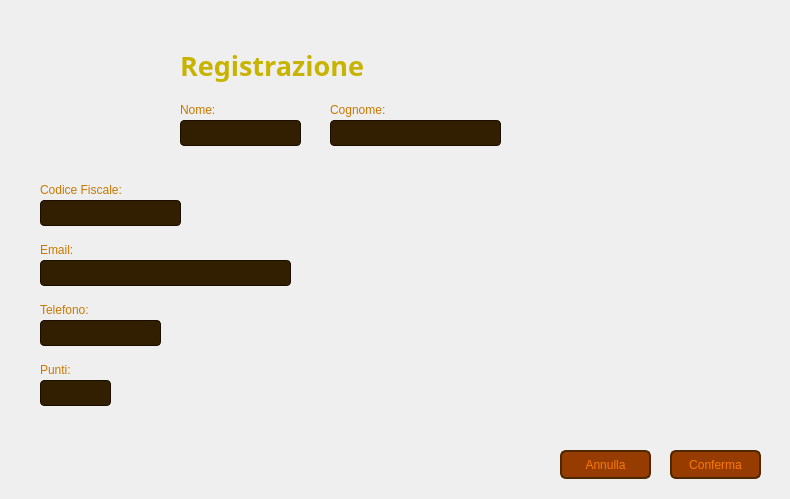
Old version of the form Viste/VistaRegistrazioneCliente.ui in the repository GiacomoPrincipi/CineMax.
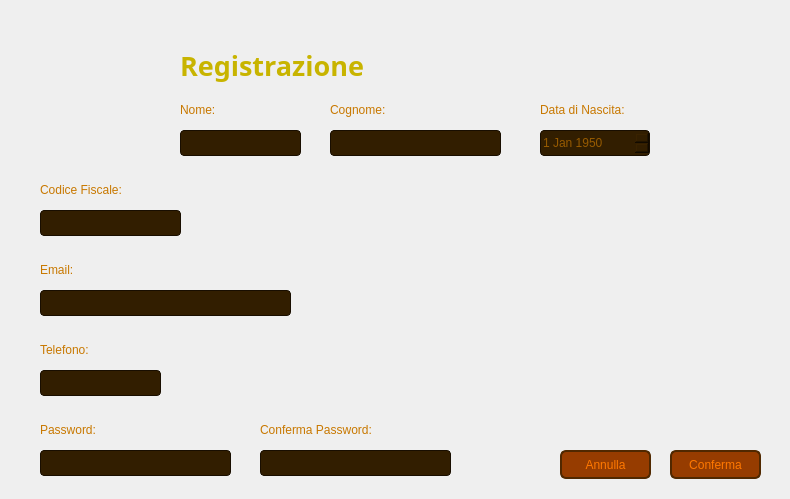
New version of the form. Icons and pictures are not drawn.

What changed in the file:
```diff
--- a/Viste/VistaRegistrazioneCliente.ui
+++ b/Viste/VistaRegistrazioneCliente.ui
@@ -65,7 +65,7 @@
     <rect>
      <x>180</x>
      <y>100</y>
-     <width>63</width>
+     <width>51</width>
      <height>20</height>
     </rect>
    </property>
@@ -86,7 +86,7 @@
     <rect>
      <x>180</x>
      <y>30</y>
-     <width>271</width>
+     <width>241</width>
      <height>71</height>
     </rect>
    </property>
@@ -155,8 +155,8 @@
    <property name="geometry">
     <rect>
      <x>40</x>
-     <y>240</y>
-     <width>81</width>
+     <y>260</y>
+     <width>51</width>
      <height>20</height>
     </rect>
    </property>
@@ -176,8 +176,8 @@
    <property name="geometry">
     <rect>
      <x>40</x>
-     <y>300</y>
-     <width>81</width>
+     <y>340</y>
+     <width>71</width>
      <height>20</height>
     </rect>
    </property>
@@ -193,27 +193,6 @@
     <set>Qt::AlignmentFlag::AlignLeading|Qt::AlignmentFlag::AlignLeft|Qt::AlignmentFlag::AlignVCenter</set>
    </property>
   </widget>
-  <widget class="QLabel" name="labelPunti">
-   <property name="geometry">
-    <rect>
-     <x>40</x>
-     <y>360</y>
-     <width>81</width>
-     <height>20</height>
-    </rect>
-   </property>
-   <property name="styleSheet">
-    <string notr="true">QLabel {
-    color: #C87800;
-}</string>
-   </property>
-   <property name="text">
-    <string>Punti:</string>
-   </property>
-   <property name="alignment">
-    <set>Qt::AlignmentFlag::AlignLeading|Qt::AlignmentFlag::AlignLeft|Qt::AlignmentFlag::AlignVCenter</set>
-   </property>
-  </widget>
   <widget class="QPushButton" name="pushButtonConferma">
    <property name="geometry">
     <rect>
@@ -244,7 +223,7 @@
    <property name="geometry">
     <rect>
      <x>40</x>
-     <y>260</y>
+     <y>290</y>
      <width>251</width>
      <height>26</height>
     </rect>
@@ -261,32 +240,11 @@
     <string/>
    </property>
   </widget>
-  <widget class="QLineEdit" name="lineEditPunti">
-   <property name="geometry">
-    <rect>
-     <x>40</x>
-     <y>380</y>
-     <width>71</width>
-     <height>26</height>
-    </rect>
-   </property>
-   <property name="styleSheet">
-    <string notr="true">QLineEdit {
-    background-color: #321E00;
-    color: #965A00;
-    border: 1px solid #190E00;
-    border-radius: 4px;
-}</string>
-   </property>
-   <property name="text">
-    <string/>
-   </property>
-  </widget>
   <widget class="QLineEdit" name="lineEditNome">
    <property name="geometry">
     <rect>
      <x>180</x>
-     <y>120</y>
+     <y>130</y>
      <width>121</width>
      <height>26</height>
     </rect>
@@ -307,7 +265,7 @@
    <property name="geometry">
     <rect>
      <x>330</x>
-     <y>120</y>
+     <y>130</y>
      <width>171</width>
      <height>26</height>
     </rect>
@@ -328,7 +286,7 @@
    <property name="geometry">
     <rect>
      <x>40</x>
-     <y>200</y>
+     <y>210</y>
      <width>141</width>
      <height>26</height>
     </rect>
@@ -349,7 +307,7 @@
    <property name="geometry">
     <rect>
      <x>40</x>
-     <y>320</y>
+     <y>370</y>
      <width>121</width>
      <height>26</height>
     </rect>
@@ -392,6 +350,368 @@
     <string>Annulla</string>
    </property>
   </widget>
+  <widget class="QLabel" name="labelPassword">
+   <property name="geometry">
+    <rect>
+     <x>40</x>
+     <y>420</y>
+     <width>71</width>
+     <height>20</height>
+    </rect>
+   </property>
+   <property name="styleSheet">
+    <string notr="true">QLabel {
+    color: #C87800;
+}</string>
+   </property>
+   <property name="text">
+    <string>Password:</string>
+   </property>
+   <property name="alignment">
+    <set>Qt::AlignmentFlag::AlignLeading|Qt::AlignmentFlag::AlignLeft|Qt::AlignmentFlag::AlignVCenter</set>
+   </property>
+  </widget>
+  <widget class="QLineEdit" name="lineEditPassword">
+   <property name="geometry">
+    <rect>
+     <x>40</x>
+     <y>450</y>
+     <width>191</width>
+     <height>26</height>
+    </rect>
+   </property>
+   <property name="styleSheet">
+    <string notr="true">QLineEdit {
+    background-color: #321E00;
+    color: #965A00;
+    border: 1px solid #190E00;
+    border-radius: 4px;
+}</string>
+   </property>
+   <property name="text">
+    <string/>
+   </property>
+  </widget>
+  <widget class="QLabel" name="labelDataNascita">
+   <property name="geometry">
+    <rect>
+     <x>540</x>
+     <y>100</y>
+     <width>121</width>
+     <height>20</height>
+    </rect>
+   </property>
+   <property name="styleSheet">
+    <string notr="true">QLabel {
+    color: #C87800;
+}</string>
+   </property>
+   <property name="text">
+    <string>Data di Nascita:</string>
+   </property>
+   <property name="alignment">
+    <set>Qt::AlignmentFlag::AlignLeading|Qt::AlignmentFlag::AlignLeft|Qt::AlignmentFlag::AlignVCenter</set>
+   </property>
+  </widget>
+  <widget class="QDateEdit" name="dateEditDataNascita">
+   <property name="geometry">
+    <rect>
+     <x>540</x>
+     <y>130</y>
+     <width>110</width>
+     <height>26</height>
+    </rect>
+   </property>
+   <property name="styleSheet">
+    <string notr="true">QDateEdit {
+    background-color: #321E00;
+    color: #965A00;
+    border: 1px solid #190E00;
+    border-radius: 4px;
+	transition: border-color 1.5s ease;
+}
+
+QDateEdit:focus {
+	border-color: #FF7800;
+	transition: border-color 1.5s ease;
+}
+
+</string>
+   </property>
+   <property name="dateTime">
+    <datetime>
+     <hour>21</hour>
+     <minute>0</minute>
+     <second>0</second>
+     <year>1950</year>
+     <month>1</month>
+     <day>1</day>
+    </datetime>
+   </property>
+   <property name="time">
+    <time>
+     <hour>21</hour>
+     <minute>0</minute>
+     <second>0</second>
+    </time>
+   </property>
+   <property name="maximumDateTime">
+    <datetime>
+     <hour>21</hour>
+     <minute>59</minute>
+     <second>59</second>
+     <year>2050</year>
+     <month>12</month>
+     <day>12</day>
+    </datetime>
+   </property>
+   <property name="minimumDateTime">
+    <datetime>
+     <hour>21</hour>
+     <minute>0</minute>
+     <second>0</second>
+     <year>1950</year>
+     <month>1</month>
+     <day>1</day>
+    </datetime>
+   </property>
+  </widget>
+  <widget class="QLabel" name="labelErroreNome">
+   <property name="geometry">
+    <rect>
+     <x>180</x>
+     <y>160</y>
+     <width>121</width>
+     <height>20</height>
+    </rect>
+   </property>
+   <property name="styleSheet">
+    <string notr="true">QLabel {
+    color: #FFFF00
+}</string>
+   </property>
+   <property name="text">
+    <string/>
+   </property>
+   <property name="alignment">
+    <set>Qt::AlignmentFlag::AlignLeading|Qt::AlignmentFlag::AlignLeft|Qt::AlignmentFlag::AlignVCenter</set>
+   </property>
+  </widget>
+  <widget class="QLabel" name="labelErroreCognome">
+   <property name="geometry">
+    <rect>
+     <x>330</x>
+     <y>160</y>
+     <width>151</width>
+     <height>20</height>
+    </rect>
+   </property>
+   <property name="styleSheet">
+    <string notr="true">QLabel {
+    color: #FFFF00
+}</string>
+   </property>
+   <property name="text">
+    <string/>
+   </property>
+   <property name="alignment">
+    <set>Qt::AlignmentFlag::AlignLeading|Qt::AlignmentFlag::AlignLeft|Qt::AlignmentFlag::AlignVCenter</set>
+   </property>
+  </widget>
+  <widget class="QLabel" name="labelErroreCodiceFiscale">
+   <property name="geometry">
+    <rect>
+     <x>190</x>
+     <y>210</y>
+     <width>181</width>
+     <height>20</height>
+    </rect>
+   </property>
+   <property name="styleSheet">
+    <string notr="true">QLabel {
+    color: #FFFF00
+}</string>
+   </property>
+   <property name="text">
+    <string/>
+   </property>
+   <property name="alignment">
+    <set>Qt::AlignmentFlag::AlignLeading|Qt::AlignmentFlag::AlignLeft|Qt::AlignmentFlag::AlignVCenter</set>
+   </property>
+  </widget>
+  <widget class="QLabel" name="labelErroreEmail">
+   <property name="geometry">
+    <rect>
+     <x>300</x>
+     <y>290</y>
+     <width>121</width>
+     <height>20</height>
+    </rect>
+   </property>
+   <property name="styleSheet">
+    <string notr="true">QLabel {
+    color: #FFFF00
+}</string>
+   </property>
+   <property name="text">
+    <string/>
+   </property>
+   <property name="alignment">
+    <set>Qt::AlignmentFlag::AlignLeading|Qt::AlignmentFlag::AlignLeft|Qt::AlignmentFlag::AlignVCenter</set>
+   </property>
+  </widget>
+  <widget class="QLabel" name="labelErroreTelefono">
+   <property name="geometry">
+    <rect>
+     <x>170</x>
+     <y>370</y>
+     <width>211</width>
+     <height>20</height>
+    </rect>
+   </property>
+   <property name="styleSheet">
+    <string notr="true">QLabel {
+    color: #FFFF00
+}</string>
+   </property>
+   <property name="text">
+    <string/>
+   </property>
+   <property name="alignment">
+    <set>Qt::AlignmentFlag::AlignLeading|Qt::AlignmentFlag::AlignLeft|Qt::AlignmentFlag::AlignVCenter</set>
+   </property>
+  </widget>
+  <widget class="QLabel" name="labelErrorePassword">
+   <property name="geometry">
+    <rect>
+     <x>110</x>
+     <y>420</y>
+     <width>141</width>
+     <height>20</height>
+    </rect>
+   </property>
+   <property name="styleSheet">
+    <string notr="true">QLabel {
+    color: #FFFF00
+}</string>
+   </property>
+   <property name="text">
+    <string notr="true"/>
+   </property>
+   <property name="alignment">
+    <set>Qt::AlignmentFlag::AlignLeading|Qt::AlignmentFlag::AlignLeft|Qt::AlignmentFlag::AlignVCenter</set>
+   </property>
+  </widget>
+  <widget class="QLabel" name="labelErroreDataNascita">
+   <property name="geometry">
+    <rect>
+     <x>540</x>
+     <y>160</y>
+     <width>121</width>
+     <height>20</height>
+    </rect>
+   </property>
+   <property name="styleSheet">
+    <string notr="true">QLabel {
+    color: #FFFF00
+}</string>
+   </property>
+   <property name="text">
+    <string/>
+   </property>
+   <property name="alignment">
+    <set>Qt::AlignmentFlag::AlignLeading|Qt::AlignmentFlag::AlignLeft|Qt::AlignmentFlag::AlignVCenter</set>
+   </property>
+  </widget>
+  <widget class="QLineEdit" name="lineEditConfermaPassword">
+   <property name="geometry">
+    <rect>
+     <x>260</x>
+     <y>450</y>
+     <width>191</width>
+     <height>26</height>
+    </rect>
+   </property>
+   <property name="styleSheet">
+    <string notr="true">QLineEdit {
+    background-color: #321E00;
+    color: #965A00;
+    border: 1px solid #190E00;
+    border-radius: 4px;
+}</string>
+   </property>
+   <property name="text">
+    <string/>
+   </property>
+  </widget>
+  <widget class="QLabel" name="labelConfermaPassword">
+   <property name="geometry">
+    <rect>
+     <x>260</x>
+     <y>420</y>
+     <width>141</width>
+     <height>20</height>
+    </rect>
+   </property>
+   <property name="styleSheet">
+    <string notr="true">QLabel {
+    color: #C87800;
+}</string>
+   </property>
+   <property name="text">
+    <string>Conferma Password:</string>
+   </property>
+   <property name="alignment">
+    <set>Qt::AlignmentFlag::AlignLeading|Qt::AlignmentFlag::AlignLeft|Qt::AlignmentFlag::AlignVCenter</set>
+   </property>
+  </widget>
+  <widget class="QLabel" name="labelErroreConfermaPassword">
+   <property name="geometry">
+    <rect>
+     <x>400</x>
+     <y>420</y>
+     <width>221</width>
+     <height>20</height>
+    </rect>
+   </property>
+   <property name="styleSheet">
+    <string notr="true">QLabel {
+    color: #FFFF00
+}</string>
+   </property>
+   <property name="text">
+    <string/>
+   </property>
+   <property name="alignment">
+    <set>Qt::AlignmentFlag::AlignLeading|Qt::AlignmentFlag::AlignLeft|Qt::AlignmentFlag::AlignVCenter</set>
+   </property>
+  </widget>
+  <widget class="QLabel" name="labelErrorePassword2">
+   <property name="geometry">
+    <rect>
+     <x>40</x>
+     <y>400</y>
+     <width>681</width>
+     <height>20</height>
+    </rect>
+   </property>
+   <property name="font">
+    <font>
+     <pointsize>7</pointsize>
+    </font>
+   </property>
+   <property name="styleSheet">
+    <string notr="true">QLabel {
+    color: #FFFF00
+}</string>
+   </property>
+   <property name="text">
+    <string/>
+   </property>
+   <property name="alignment">
+    <set>Qt::AlignmentFlag::AlignLeading|Qt::AlignmentFlag::AlignLeft|Qt::AlignmentFlag::AlignVCenter</set>
+   </property>
+  </widget>
  </widget>
  <resources/>
  <connections/>
```
Left out of the diff: 6 changed lines with no effect on the pictures.
